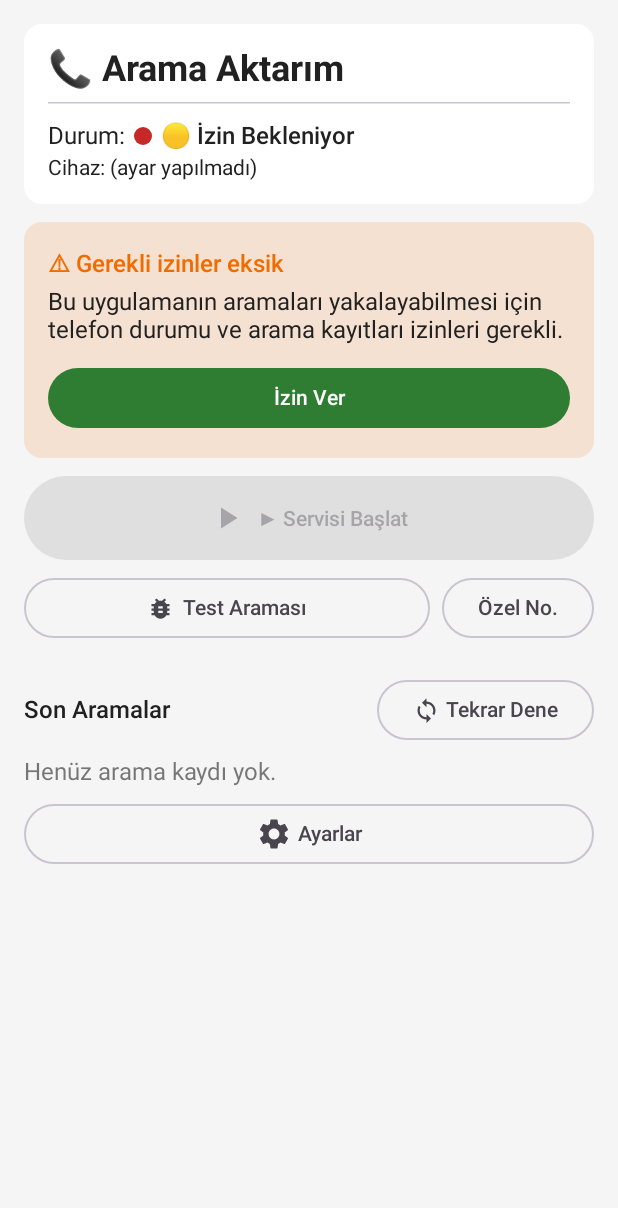
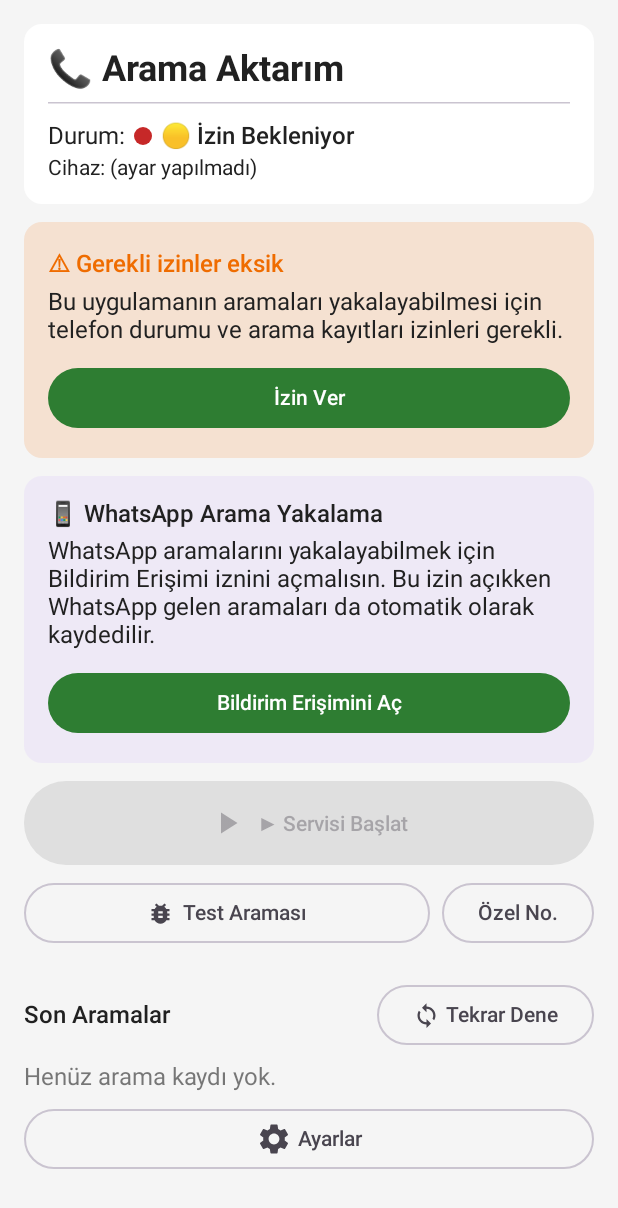
Before and after one commit to furkaneknq/sipari-asistan, an Android app built with Jetpack Compose: the composable MainScreen shown on its own in the app's theme, on a phone screen of 412 x 824 dp. Shown: the top 1208 px of the screen. Run offline under Robolectric (Android 15) with nearby library versions, the light colour scheme and no system bars; 1 statement that could not run was skipped.

Commit message:
v1.0.13: whatsapp arama

```diff
--- a/android_app/call_relay/app/src/main/kotlin/com/orderapp/callrelay/ui/MainViewModel.kt
+++ b/android_app/call_relay/app/src/main/kotlin/com/orderapp/callrelay/ui/MainViewModel.kt
@@ -23,6 +23,7 @@ data class MainUiState(
     val isServiceEnabled: Boolean = false,
     val permissionsOk: Boolean = false,
     val permissionsDeniedHard: Boolean = false,
+    val notificationListenerEnabled: Boolean = false,
     val recentCalls: List<CallEntity> = emptyList(),
     val testInProgress: Boolean = false,
     val testFeedback: TestCallFeedback? = null
@@ -65,6 +66,10 @@ class MainViewModel(
 
     fun checkPermissions(granted: Boolean) {
         _uiState.update { it.copy(permissionsOk = granted, permissionsDeniedHard = false) }
+    }
+
+    fun checkNotificationListenerEnabled(enabled: Boolean) {
+        _uiState.update { it.copy(notificationListenerEnabled = enabled) }
     }
 
     fun onPermissionsGranted() {
--- a/android_app/call_relay/app/src/main/kotlin/com/orderapp/callrelay/ui/screens/MainScreen.kt
+++ b/android_app/call_relay/app/src/main/kotlin/com/orderapp/callrelay/ui/screens/MainScreen.kt
@@ -64,6 +64,7 @@ fun MainScreen(
     onOpenSetup: () -> Unit,
     onRequestPermissions: () -> Unit,
     onOpenAppSettings: () -> Unit,
+    onOpenNotificationListenerSettings: () -> Unit,
     onResyncPending: () -> Unit,
     onSendTestCall: (String?) -> Unit,
     onDismissTestFeedback: () -> Unit
@@ -100,6 +101,13 @@ fun MainScreen(
                     hardDenied = state.permissionsDeniedHard,
                     onRequest = onRequestPermissions,
                     onOpenSettings = onOpenAppSettings
+                )
+                Spacer(Modifier.height(12.dp))
+            }
+
+            if (!state.notificationListenerEnabled) {
+                WhatsAppWarningCard(
+                    onOpenSettings = onOpenNotificationListenerSettings
                 )
                 Spacer(Modifier.height(12.dp))
             }
@@ -221,6 +229,38 @@ private fun StatusDot(active: Boolean) {
             .clip(RoundedCornerShape(50))
             .background(if (active) SuccessGreen else ErrorRed)
     )
+}
+
+@Composable
+private fun WhatsAppWarningCard(
+    onOpenSettings: () -> Unit
+) {
+    Card(
+        colors = CardDefaults.cardColors(
+            containerColor = MaterialTheme.colorScheme.secondaryContainer.copy(alpha = 0.5f)
+        ),
+        modifier = Modifier.fillMaxWidth()
+    ) {
+        Column(modifier = Modifier.padding(16.dp)) {
+            Text(
+                "📱 WhatsApp Arama Yakalama",
+                style = MaterialTheme.typography.titleMedium,
+                fontWeight = FontWeight.SemiBold
+            )
+            Spacer(Modifier.height(6.dp))
+            Text(
+                "WhatsApp aramalarını yakalayabilmek için Bildirim Erişimi iznini açmalısın. " +
+                    "Bu izin açıkken WhatsApp gelen aramaları da otomatik olarak kaydedilir."
+            )
+            Spacer(Modifier.height(12.dp))
+            Button(
+                onClick = onOpenSettings,
+                modifier = Modifier.fillMaxWidth()
+            ) {
+                Text("Bildirim Erişimini Aç")
+            }
+        }
+    }
 }
 
 @Composable
```
Also changed, not shown: android_app/call_relay/app/src/main/AndroidManifest.xml (+13 -0 lines), android_app/call_relay/app/src/main/kotlin/com/orderapp/callrelay/service/WhatsAppCallListener.kt (added, +134 -0 lines), android_app/call_relay/app/src/main/kotlin/com/orderapp/callrelay/ui/MainActivity.kt (+29 -0 lines), 1 other file.
